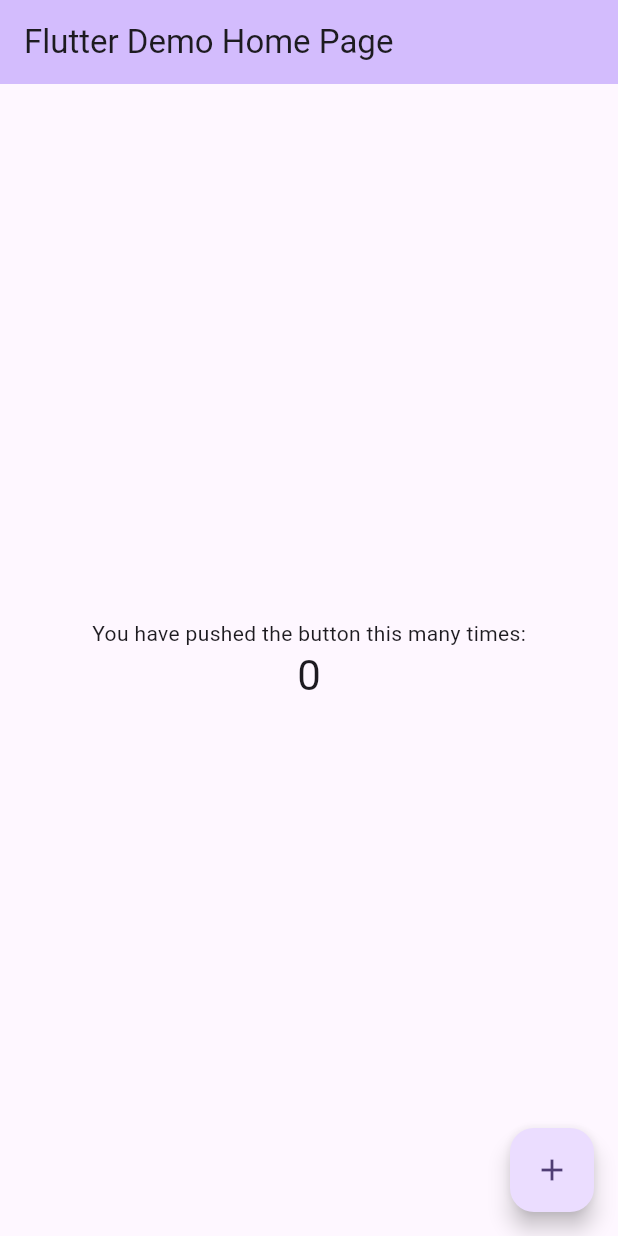
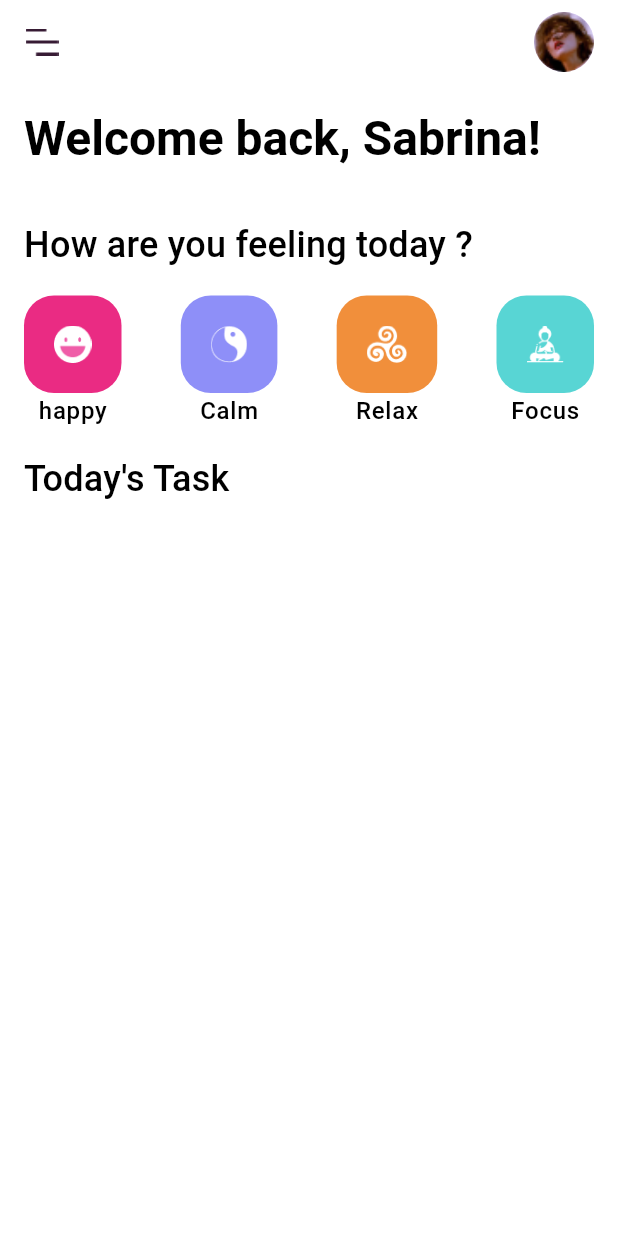
Before and after one commit to Sujitmaurya123/mental_health_app, a Flutter app: the screen it shows after launch, on a phone screen of 412 x 824 dp. Run offline on Flutter 3.47's test engine with Material 3 defaults, Android fonts, the phone set to English and light mode, and no system bars; our stand-ins replace google_fonts.

Commit message:
create onboarding screen and meditation screen done

```diff
--- /dev/null
+++ b/lib/features.meditation/presentation/pages/meditation_screen.dart
@@ -0,0 +1,58 @@
+import 'package:flutter/material.dart';
+import 'package:mentalhealthapp/core/theme.dart';
+import 'package:mentalhealthapp/features.meditation/presentation/widgets/feeling_button.dart';
+
+class MeditationScreen extends StatelessWidget {
+  const MeditationScreen({super.key});
+
+  @override
+  Widget build(BuildContext context) {
+    return Scaffold(
+      appBar: AppBar(
+        backgroundColor: Colors.white,
+        elevation: 0,
+        leading: Image.asset('assets/menu_burger.png'),
+        actions: [
+          CircleAvatar(
+            backgroundImage: AssetImage('assets/profile.png'),
+
+          ),
+          SizedBox(width: 16,)
+        ],
+      ),
+      backgroundColor: Colors.white,
+      body: Container(
+          padding: EdgeInsets.all(16),
+          color: Colors.white,
+        child:  SingleChildScrollView(
+        child:Column(
+          crossAxisAlignment: CrossAxisAlignment.start,
+          children: [
+            Text('Welcome back, Sabrina!',
+            style: Theme.of(context).textTheme.titleLarge,),
+            SizedBox(height: 32,),
+            Text('How are you feeling today ?',
+            style: Theme.of(context).textTheme.titleMedium,),
+            SizedBox(height: 16,),
+            Row(
+              mainAxisAlignment: MainAxisAlignment.spaceBetween,
+              children: [
+                FeelingButton(label: 'happy', image: 'assets/happy.png', color: DefaultColors.pink),
+                FeelingButton(label: 'Calm', image: 'assets/calm.png', color: DefaultColors.purple),
+                FeelingButton(label: 'Relax', image: 'assets/relax.png', color: DefaultColors.orange),
+                FeelingButton(label: 'Focus', image: 'assets/focus.png', color: DefaultColors.lightteal),
+
+              ],
+            ),
+            SizedBox(height: 16,),
+            Text('Today\'s Task',
+            style: Theme.of(context).textTheme.titleMedium,),
+
+
+          ],
+        )
+      ),
+      )
+    );
+  }
+}
--- /dev/null
+++ b/lib/features.meditation/presentation/widgets/feeling_button.dart
@@ -0,0 +1,26 @@
+import 'package:flutter/material.dart';
+
+class FeelingButton extends StatelessWidget {
+  final String label;
+  final String image;
+  final Color color;
+
+  const FeelingButton({super.key,required this.label, required this.image, required this.color});
+
+  @override
+  Widget build(BuildContext context) {
+    return Column(
+      children: [
+        Container(
+          padding: EdgeInsets.all(20),
+          decoration: BoxDecoration(
+            borderRadius: BorderRadius.circular(20),
+            color: color,
+          ),
+          child: Image.asset(image,height: 25,),
+        ),
+        Text(label,style: Theme.of(context).textTheme.labelSmall,)
+      ],
+    );
+  }
+}
--- /dev/null
+++ b/lib/features.meditation/presentation/widgets/task_card.dart
@@ -0,0 +1,10 @@
+import 'package:flutter/material.dart';
+
+class TaskCard extends StatelessWidget {
+  const TaskCard({super.key});
+
+  @override
+  Widget build(BuildContext context) {
+    return const Placeholder();
+  }
+}
--- a/lib/main.dart
+++ b/lib/main.dart
@@ -1,4 +1,7 @@
 import 'package:flutter/material.dart';
+import 'package:mentalhealthapp/core/theme.dart';
+import 'package:mentalhealthapp/features.meditation/presentation/pages/meditation_screen.dart';
+
 
 void main() {
   runApp(const MyApp());
@@ -12,111 +15,9 @@ class MyApp extends StatelessWidget {
   Widget build(BuildContext context) {
     return MaterialApp(
       title: 'Flutter Demo',
-      theme: ThemeData(
-        // This is the theme of your application.
-        //
-        // TRY THIS: Try running your application with "flutter run". You'll see
-        // the application has a purple toolbar. Then, without quitting the app,
-        // try changing the seedColor in the colorScheme below to Colors.green
-        // and then invoke "hot reload" (save your changes or press the "hot
-        // reload" button in a Flutter-supported IDE, or press "r" if you used
-        // the command line to start the app).
-        //
-        // Notice that the counter didn't reset back to zero; the application
-        // state is not lost during the reload. To reset the state, use hot
-        // restart instead.
-        //
-        // This works for code too, not just values: Most code changes can be
-        // tested with just a hot reload.
-        colorScheme: .fromSeed(seedColor: Colors.deepPurple),
-      ),
-      home: const MyHomePage(title: 'Flutter Demo Home Page'),
+      theme: AppTheme.lightTheme,
+      debugShowCheckedModeBanner: false,
+      home: MeditationScreen(),
     );
   }
 }
-
-class MyHomePage extends StatefulWidget {
-  const MyHomePage({super.key, required this.title});
-
-  // This widget is the home page of your application. It is stateful, meaning
-  // that it has a State object (defined below) that contains fields that affect
-  // how it looks.
-
-  // This class is the configuration for the state. It holds the values (in this
-  // case the title) provided by the parent (in this case the App widget) and
-  // used by the build method of the State. Fields in a Widget subclass are
-  // always marked "final".
-
-  final String title;
-
-  @override
-  State<MyHomePage> createState() => _MyHomePageState();
-}
-
-class _MyHomePageState extends State<MyHomePage> {
-  int _counter = 0;
-
-  void _incrementCounter() {
-    setState(() {
-      // This call to setState tells the Flutter framework that something has
-      // changed in this State, which causes it to rerun the build method below
-      // so that the display can reflect the updated values. If we changed
-      // _counter without calling setState(), then the build method would not be
-      // called again, and so nothing would appear to happen.
-      _counter++;
-    });
-  }
-
-  @override
-  Widget build(BuildContext context) {
-    // This method is rerun every time setState is called, for instance as done
-    // by the _incrementCounter method above.
-    //
-    // The Flutter framework has been optimized to make rerunning build methods
-    // fast, so that you can just rebuild anything that needs updating rather
-    // than having to individually change instances of widgets.
-    return Scaffold(
-      appBar: AppBar(
-        // TRY THIS: Try changing the color here to a specific color (to
-        // Colors.amber, perhaps?) and trigger a hot reload to see the AppBar
-        // change color while the other colors stay the same.
-        backgroundColor: Theme.of(context).colorScheme.inversePrimary,
-        // Here we take the value from the MyHomePage object that was created by
-        // the App.build method, and use it to set our appbar title.
-        title: Text(widget.title),
-      ),
-      body: Center(
-        // Center is a layout widget. It takes a single child and positions it
-        // in the middle of the parent.
-        child: Column(
-          // Column is also a layout widget. It takes a list of children and
-          // arranges them vertically. By default, it sizes itself to fit its
-          // children horizontally, and tries to be as tall as its parent.
-          //
-          // Column has various properties to control how it sizes itself and
-          // how it positions its children. Here we use mainAxisAlignment to
-          // center the children vertically; the main axis here is the vertical
-          // axis because Columns are vertical (the cross axis would be
-          // horizontal).
-          //
-          // TRY THIS: Invoke "debug painting" (choose the "Toggle Debug Paint"
-          // action in the IDE, or press "p" in the console), to see the
-          // wireframe for each widget.
-          mainAxisAlignment: .center,
-          children: [
-            const Text('You have pushed the button this many times:'),
-            Text(
-              '$_counter',
-              style: Theme.of(context).textTheme.headlineMedium,
-            ),
-          ],
-        ),
-      ),
-      floatingActionButton: FloatingActionButton(
-        onPressed: _incrementCounter,
-        tooltip: 'Increment',
-        child: const Icon(Icons.add),
-      ),
-    );
-  }
-}
--- a/lib/presentation.onboarding/onboarding.dart
+++ b/lib/presentation.onboarding/onboarding.dart
@@ -7,7 +7,32 @@ class OnboardingScreen extends StatelessWidget {
   @override
   Widget build(BuildContext context) {
     return Scaffold(
+      body:Stack(
+        children: [
+          Positioned.fill(
+            child: Image.asset( 'assets/onboarding.png',fit:BoxFit.contain),),
+            Align(
+              alignment: Alignment.bottomCenter,
+              child: Padding(padding: const EdgeInsets.all(16.0),
+              child: SizedBox(
+                height: 70,
+                child: ElevatedButton(
+              onPressed: (){},
+               child: Text('Let us help you',
+               style: Theme.of(context).textTheme.bodyLarge,),
+               style: ElevatedButton.styleFrom(
+                backgroundColor: Theme.of(context).focusColor,
+                minimumSize: const Size(double.infinity, 50),
+                shape: RoundedRectangleBorder(
+                  borderRadius: BorderRadius.circular(12)
+                )
+               ),),
+              ),
+              ),
 
+            )
+        ],
+      )
     );
   }
 }
```
